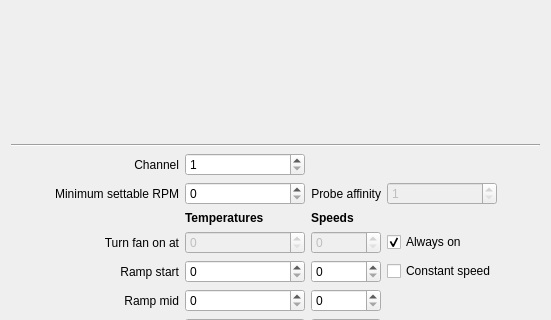
Shub77/phoebetria-code, file gui_softwareautosetup.ui: the form before one commit; both pictures show x 0 to 551 and y 145 to 465 of the 551 by 554 pixel window.
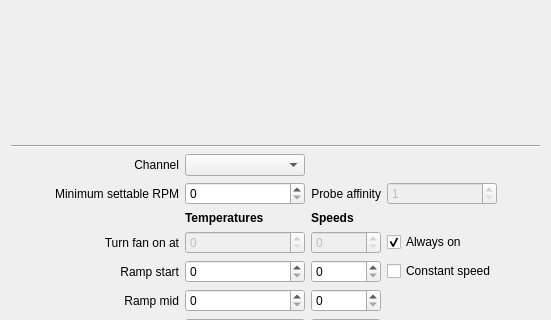
The form after the commit. Custom widgets are drawn as their Qt base class.

Commit message:
Updated Configure Software Auto dialog
Changed channel control to a combo box

The edit to the form file:
```diff
--- a/gui_softwareautosetup.ui
+++ b/gui_softwareautosetup.ui
@@ -73,16 +73,6 @@
          </property>
         </widget>
        </item>
-       <item row="0" column="1">
-        <widget class="QSpinBox" name="ctrl_channel">
-         <property name="minimum">
-          <number>1</number>
-         </property>
-         <property name="maximum">
-          <number>5</number>
-         </property>
-        </widget>
-       </item>
        <item row="0" column="0">
         <widget class="QLabel" name="label">
          <property name="text">
@@ -324,6 +314,9 @@
          </property>
         </widget>
        </item>
+       <item row="0" column="1">
+        <widget class="QComboBox" name="ctrl_channel"/>
+       </item>
       </layout>
      </item>
      <item>
```
Left out of the diff: 3 changed lines with no effect on the pictures. The commit also changes 3 other files.
